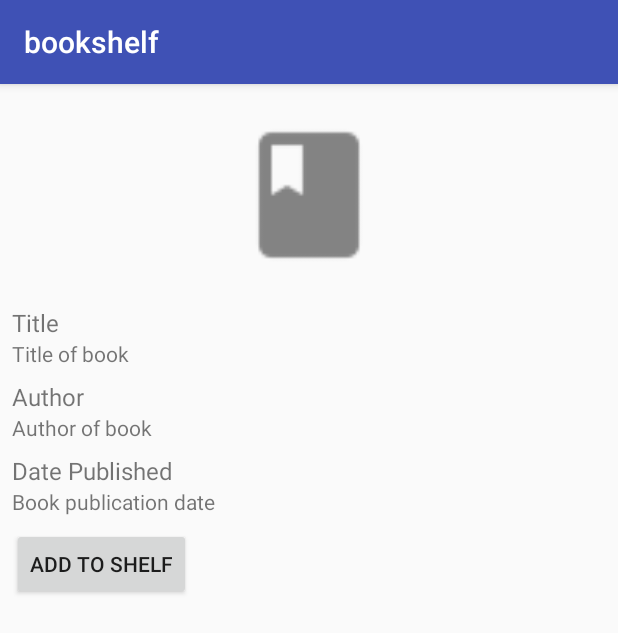
After one commit to rabindrakhanal/bookself, an Android app: the fragment BookFragment shown on its own in the app's theme, on a phone screen of 412 x 824 dp. The commit adds this screen. Shown: the top 633 px of the screen. Run offline under Robolectric (Android 15) with nearby library versions, the phone set to English and light mode, and no system bars.

Commit message:
Added single book view

```diff
--- /dev/null
+++ b/app/src/main/java/edu/ecu/cs/bookshelf/BookActivity.java
@@ -0,0 +1,24 @@
+package edu.ecu.cs.bookshelf;
+
+import android.content.Context;
+import android.content.Intent;
+import android.support.v4.app.Fragment;
+
+import java.util.UUID;
+
+/**
+ * Created by Jennifer on 10/29/2017.
+ */
+
+public class BookActivity extends SingleFragmentActivity {
+
+    public static Intent newIntent(Context packageContext, UUID id) {
+        Intent intent = new Intent(packageContext, BookActivity.class);
+        return intent;
+    }
+
+    @Override
+    protected Fragment createFragment() {
+        return BookFragment.newInstance();
+    }
+}
--- /dev/null
+++ b/app/src/main/java/edu/ecu/cs/bookshelf/BookFragment.java
@@ -0,0 +1,31 @@
+package edu.ecu.cs.bookshelf;
+
+import android.os.Bundle;
+import android.support.v4.app.Fragment;
+import android.view.LayoutInflater;
+import android.view.View;
+import android.view.ViewGroup;
+
+/**
+ * Created by Jennifer on 10/29/2017.
+ */
+
+public class BookFragment extends Fragment {
+
+    public static BookFragment newInstance() {
+        BookFragment fragment = new BookFragment();
+        return fragment;
+    }
+
+    @Override
+    public void onCreate(Bundle savedInstanceState) {
+        super.onCreate(savedInstanceState);
+    }
+
+    @Override
+    public View onCreateView(LayoutInflater inflater, ViewGroup container, Bundle savedInstanceState) {
+        View view = inflater.inflate(R.layout.activity_book, container, false);
+
+        return view;
+    }
+}
--- /dev/null
+++ b/app/src/main/res/layout/activity_book.xml
@@ -0,0 +1,70 @@
+<?xml version="1.0" encoding="utf-8"?>
+<LinearLayout xmlns:android="http://schemas.android.com/apk/res/android"
+              android:orientation="vertical"
+              android:layout_width="match_parent"
+              android:layout_height="match_parent"
+              android:padding="8dp">
+
+    <ImageView
+        android:id="@+id/book_cover"
+        android:layout_width="100dp"
+        android:layout_height="140dp"
+        android:layout_gravity="center_horizontal"
+        android:cropToPadding="true"
+        android:src="@drawable/ic_book_cover"
+        android:paddingBottom="8dp"/>
+
+    <TextView
+        android:layout_width="wrap_content"
+        android:layout_height="wrap_content"
+        android:text="@string/title"
+        android:layout_gravity="left"
+        android:textSize="16sp"/>
+
+    <TextView
+        android:id="@+id/book_title"
+        android:layout_width="wrap_content"
+        android:layout_height="wrap_content"
+        android:text="@string/book_title"
+        android:layout_gravity="left"
+        android:paddingBottom="8dp"/>
+
+    <TextView
+        android:layout_width="wrap_content"
+        android:layout_height="wrap_content"
+        android:text="@string/author"
+        android:layout_gravity="left"
+        android:textSize="16sp"/>
+
+    <TextView
+        android:id="@+id/book_author"
+        android:layout_width="wrap_content"
+        android:layout_height="wrap_content"
+        android:text="@string/book_author"
+        android:layout_gravity="left"
+        android:paddingBottom="8dp"/>
+
+    <TextView
+        android:layout_width="wrap_content"
+        android:layout_height="wrap_content"
+        android:text="@string/date_published"
+        android:layout_gravity="left"
+        android:textSize="16sp"/>
+
+    <TextView
+        android:id="@+id/book_publication_date"
+        android:layout_width="wrap_content"
+        android:layout_height="wrap_content"
+        android:text="@string/book_publication_date"
+        android:layout_gravity="left"
+        android:paddingBottom="8dp"/>
+
+    <!--TODO: add check boxes for user info-->
+
+    <Button
+        android:id="@+id/add_to_shelf_button"
+        android:layout_width="wrap_content"
+        android:layout_height="wrap_content"
+        android:text="@string/add_to_shelf_button"/>
+
+</LinearLayout>
--- a/app/src/main/res/values/strings.xml
+++ b/app/src/main/res/values/strings.xml
@@ -20,4 +20,11 @@
     <string name="successful_login_toast">You have successfully logged in!</string>
     <string name="no_existing_account_toast">There is no account for that email address.</string>
     <string name="incorrect_password_toast">Incorrect password.</string>
+    <string name="title">Title</string>
+    <string name="author">Author</string>
+    <string name="add_to_shelf_button">Add to shelf</string>
+    <string name="book_title">Title of book</string>
+    <string name="book_author">Author of book</string>
+    <string name="date_published">Date Published</string>
+    <string name="book_publication_date">Book publication date</string>
 </resources>
```
Also changed, not shown: app/src/main/res/drawable-hdpi/ic_book_cover.png (added), app/src/main/res/drawable-mdpi/ic_book_cover.png (added), app/src/main/res/drawable-xhdpi/ic_book_cover.png (added), app/src/main/res/drawable-xxhdpi/ic_book_cover.png (added).
